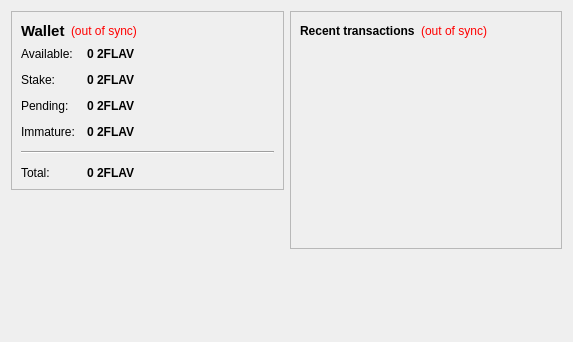
Above: src/qt/forms/overviewpage.ui from flavorcoin/FlavorCoin-V2 before the change. Below: the same form after it.
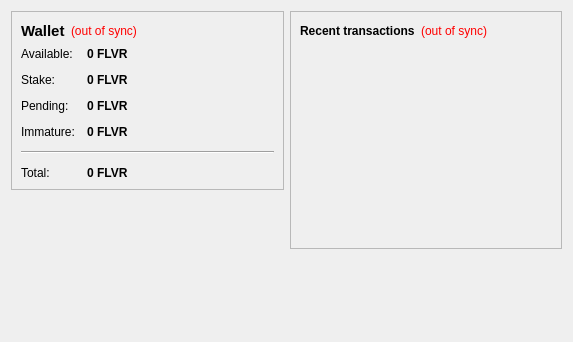
That is the form after the change.

Diff of the .ui file:
```diff
--- a/src/qt/forms/overviewpage.ui
+++ b/src/qt/forms/overviewpage.ui
@@ -105,7 +105,7 @@
              <string>Your current spendable balance</string>
             </property>
             <property name="text">
-             <string notr="true">0 2FLAV</string>
+             <string notr="true">0 FLVR</string>
             </property>
             <property name="textInteractionFlags">
              <set>Qt::LinksAccessibleByMouse|Qt::TextSelectableByKeyboard|Qt::TextSelectableByMouse</set>
@@ -134,7 +134,7 @@
              <string>Total of coins that was staked, and do not yet count toward the current balance</string>
             </property>
             <property name="text">
-             <string notr="true">0 2FLAV</string>
+             <string notr="true">0 FLVR</string>
             </property>
             <property name="textInteractionFlags">
              <set>Qt::LinksAccessibleByMouse|Qt::TextSelectableByKeyboard|Qt::TextSelectableByMouse</set>
@@ -163,7 +163,7 @@
              <string>Total of transactions that have yet to be confirmed, and do not yet count toward the current balance</string>
             </property>
             <property name="text">
-             <string notr="true">0 2FLAV</string>
+             <string notr="true">0 FLVR</string>
             </property>
             <property name="textInteractionFlags">
              <set>Qt::LinksAccessibleByMouse|Qt::TextSelectableByKeyboard|Qt::TextSelectableByMouse</set>
@@ -189,7 +189,7 @@
              <string>Mined balance that has not yet matured</string>
             </property>
             <property name="text">
-             <string notr="true">0 2FLAV</string>
+             <string notr="true">0 FLVR</string>
             </property>
             <property name="textInteractionFlags">
              <set>Qt::LinksAccessibleByMouse|Qt::TextSelectableByKeyboard|Qt::TextSelectableByMouse</set>
@@ -225,7 +225,7 @@
              <string>Your current total balance</string>
             </property>
             <property name="text">
-             <string notr="true">0 2FLAV</string>
+             <string notr="true">0 FLVR</string>
             </property>
             <property name="textInteractionFlags">
              <set>Qt::LinksAccessibleByMouse|Qt::TextSelectableByKeyboard|Qt::TextSelectableByMouse</set>
```
